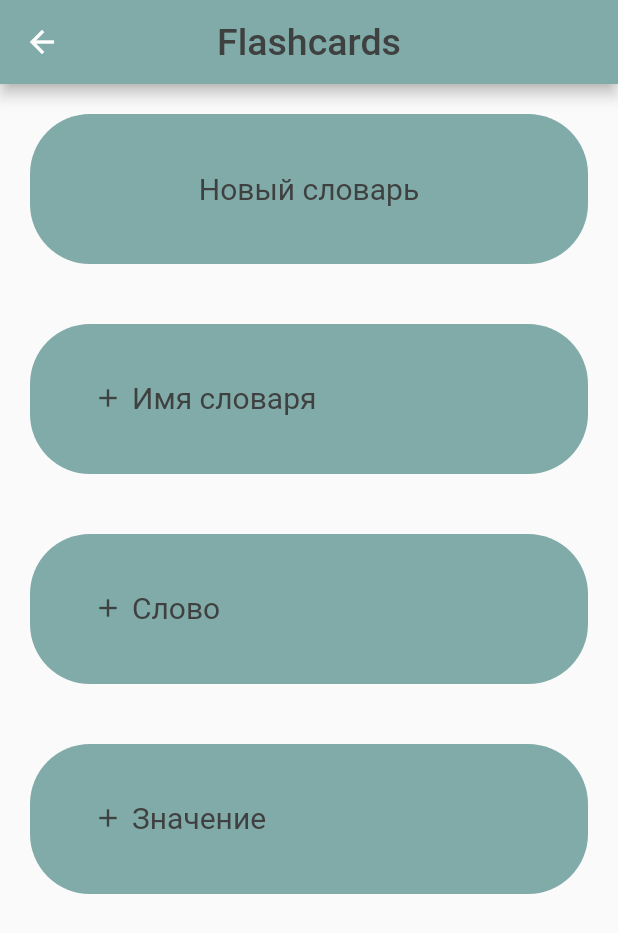
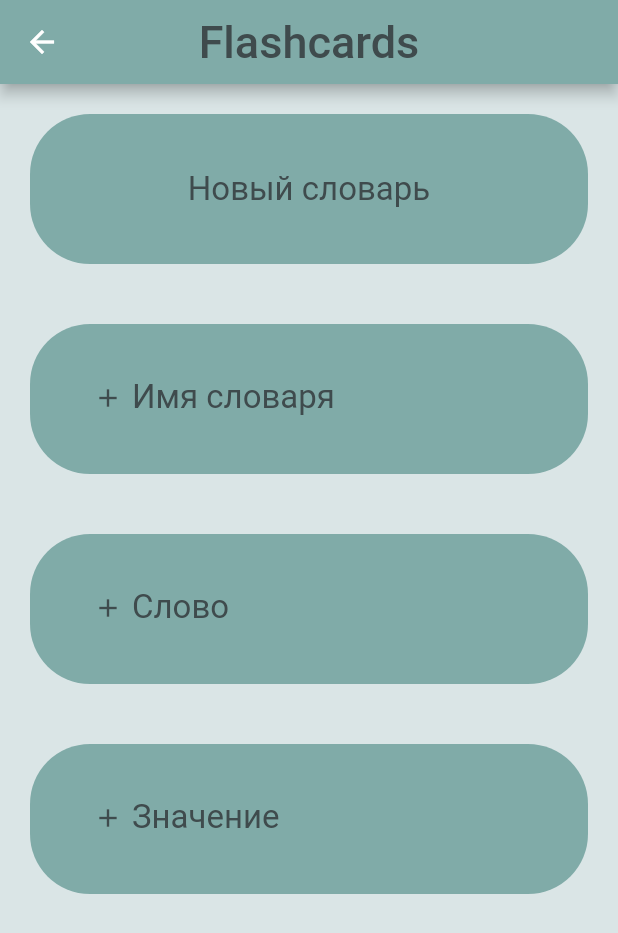
Before and after one commit to MedVAL-na/memory_cards, a Flutter app: the screen it shows after launch, after a tap on "Новый словарь", on a phone screen of 412 x 824 dp. Shown: the top 933 px of the screen. Run offline on Flutter 3.47's test engine with Material 2 defaults, Android fonts, the phone set to English and light mode, and no system bars.

Commit message:
Общий размер шрифтов

```diff
--- a/lib/custom_colors.dart
+++ b/lib/custom_colors.dart
@@ -1,7 +1,6 @@
 import 'package:flutter/material.dart';
 
 
-const Color tdBack = Color(0xFFd6fffc);
-const Color tdaddpan = Color(0xFFabd6d3);
-const Color tdTiledef= Color(0xFF80aba8);
-const Color tdText = Color(0xFF3f4040);
+const Color backgrounddef = Color(0xFFdae5e6);
+const Color tiledef= Color(0xFF80aba8);
+const Color textdef = Color(0xFF3f4b4d);
--- a/lib/edit_dict.dart
+++ b/lib/edit_dict.dart
@@ -8,14 +8,15 @@ class Edit_dictionary extends StatelessWidget {
   @override
   Widget build(BuildContext context) {
     return Scaffold(
+      backgroundColor: backgrounddef,
       appBar: AppBar(
-        backgroundColor: tdTiledef,
+        backgroundColor: tiledef,
         centerTitle: true,
         title: Text(
           "Flashcards",
           style: TextStyle(
-              fontSize: 25,
-              color: tdText,
+              fontSize: textsizeheader,
+              color: textdef,
             ),
         ),
       ),
@@ -27,7 +28,7 @@ class Edit_dictionary extends StatelessWidget {
                 height: heightwordTile,
                 width: widthwordTile,
                 decoration: BoxDecoration(
-                    color:  tdTiledef,
+                    color:  tiledef,
                     shape: BoxShape.rectangle,
                     borderRadius: BorderRadius.all(Radius.circular(40))),
                 child: Column(
@@ -35,11 +36,11 @@ class Edit_dictionary extends StatelessWidget {
                     children:[
                       Text(
                         "Редактировать существующий",
-                        style: TextStyle(fontSize: 20, color: tdText),
+                        style: TextStyle(fontSize: textsizedef, color: textdef),
                       ),
                       Text(
                         "словарь",
-                        style: TextStyle(fontSize: 20, color:  tdText),
+                        style: TextStyle(fontSize: textsizedef, color:  textdef),
                       ),
                     ]),
               ),
--- a/lib/main.dart
+++ b/lib/main.dart
@@ -1,4 +1,5 @@
 import 'package:flutter/material.dart';
+import 'package:memory_cards/tile_sizes.dart';
 import 'package:memory_cards/train_dict.dart';
 
 import 'custom_colors.dart';
@@ -43,14 +44,15 @@ class _MyHomePageState extends State<MyHomePage> {
   @override
   Widget build(BuildContext context) {
     return Scaffold(
+      backgroundColor: backgrounddef,
       appBar: AppBar(
-        backgroundColor: tdTiledef,
+        backgroundColor: tiledef,
         centerTitle: true,
         title: Text(
           "Flashcards",
           style: TextStyle(
-              fontSize: 25,
-              color: tdText,
+              fontSize: textsizeheader,
+              color: textdef,
             ),
         ),
       ),
@@ -62,11 +64,6 @@ class _MyHomePageState extends State<MyHomePage> {
               margin: EdgeInsets.all(10.0),
               height: 200.0,
               width: 400.0,
-              decoration: BoxDecoration(
-                  //color: tdTiledef,
-                  //shape: BoxShape.rectangle,
-                  //borderRadius: BorderRadius.all(Radius.circular(40))
-                ),
               child: Column(
                   mainAxisAlignment: MainAxisAlignment.center,
                   children: [
@@ -75,12 +72,13 @@ class _MyHomePageState extends State<MyHomePage> {
                       width: 400.0, //width of button
                       child: ElevatedButton(
                         style: ButtonStyle(
-                            backgroundColor: MaterialStatePropertyAll<Color>(tdTiledef,),
+                            backgroundColor: MaterialStatePropertyAll<Color>(tiledef,),
                             shape: MaterialStateProperty.all<
                                     RoundedRectangleBorder>(
                                 RoundedRectangleBorder(
                                     borderRadius: BorderRadius.circular(40.0),
-                                    side: BorderSide()))),
+                                )
+                            )),
                         onPressed: () {
                           Navigator.push(
                             context,
@@ -90,7 +88,7 @@ class _MyHomePageState extends State<MyHomePage> {
                         },
                         child: Text(
                           "Новый словарь",
-                          style: TextStyle(fontSize: 20, color: tdText),
+                          style: TextStyle(fontSize: textsizedef, color: textdef),
                         ),
                       ),
                     )
@@ -101,7 +99,7 @@ class _MyHomePageState extends State<MyHomePage> {
               height: 200.0,
               width: 400.0,
               decoration: BoxDecoration(
-                  color: tdTiledef,
+                  color: tiledef,
                   shape: BoxShape.rectangle,
                   borderRadius: BorderRadius.all(Radius.circular(40))),
               child: Column(
@@ -112,12 +110,12 @@ class _MyHomePageState extends State<MyHomePage> {
                       width: 400.0, //width of button
                       child: ElevatedButton(
                         style: ButtonStyle(
-                            backgroundColor: MaterialStatePropertyAll<Color>(tdTiledef,),
+                            backgroundColor: MaterialStatePropertyAll<Color>(tiledef,),
                             shape: MaterialStateProperty.all<
                                     RoundedRectangleBorder>(
                                 RoundedRectangleBorder(
                                     borderRadius: BorderRadius.circular(40.0),
-                                    side: BorderSide()))),
+                                    ))),
                         onPressed: () {
                           Navigator.push(
                             context,
@@ -134,11 +132,11 @@ class _MyHomePageState extends State<MyHomePage> {
                             children:[
                               Text(
                                 "Редактировать существующий",
-                                style: TextStyle(fontSize: 20, color: tdText),
+                                style: TextStyle(fontSize: textsizedef, color: textdef),
                               ),
                               Text(
                                 "словарь",
-                                style: TextStyle(fontSize: 20, color:  tdText),
+                                style: TextStyle(fontSize: textsizedef, color:  textdef),
                               ),
                             ]
                           ),),
@@ -151,7 +149,7 @@ class _MyHomePageState extends State<MyHomePage> {
               height: 200.0,
               width: 400.0,
               decoration: BoxDecoration(
-                  color: tdTiledef,
+                  color: tiledef,
                   shape: BoxShape.rectangle,
                   borderRadius: BorderRadius.all(Radius.circular(40))),
               child: Column(
@@ -162,12 +160,12 @@ class _MyHomePageState extends State<MyHomePage> {
                       width: 400.0, //width of button
                       child: ElevatedButton(
                         style: ButtonStyle(
-                            backgroundColor: MaterialStatePropertyAll<Color>(tdTiledef,),
+                            backgroundColor: MaterialStatePropertyAll<Color>(tiledef,),
                             shape: MaterialStateProperty.all<
                                     RoundedRectangleBorder>(
                                 RoundedRectangleBorder(
                                     borderRadius: BorderRadius.circular(40.0),
-                                    side: BorderSide()))),
+                                    ))),
                         onPressed: () {
                           Navigator.push(
                             context,
@@ -177,7 +175,7 @@ class _MyHomePageState extends State<MyHomePage> {
                         },
                         child: Text(
                           "Тренировать словарь",
-                          style: TextStyle(fontSize: 20, color: tdText),
+                          style: TextStyle(fontSize: textsizedef, color: textdef),
                         ),
                       ),
                     )
--- a/lib/new_dict.dart
+++ b/lib/new_dict.dart
@@ -10,14 +10,15 @@ class Add_new_dictionary extends StatelessWidget {
   @override
   Widget build(BuildContext context) {
     return Scaffold(
+      backgroundColor: backgrounddef,
       appBar: AppBar(
-        backgroundColor: tdTiledef,
+        backgroundColor: tiledef,
         centerTitle: true,
         title: Text(
           "Flashcards",
             style: TextStyle(
-              fontSize: 25,
-              color: tdText,
+              fontSize: textsizeheader,
+              color: textdef,
             ),
         ),
       ),
@@ -29,7 +30,7 @@ class Add_new_dictionary extends StatelessWidget {
                 height: heightwordTile,
                 width: widthwordTile,
                 decoration: BoxDecoration(
-                    color:  tdTiledef,
+                    color:  tiledef,
                     shape: BoxShape.rectangle,
                     borderRadius: BorderRadius.all(Radius.circular(40))),
                 child: Column(
@@ -37,7 +38,7 @@ class Add_new_dictionary extends StatelessWidget {
                     children:[
                       Text(
                         "Новый словарь",
-                        style: TextStyle(fontSize: 20, color: tdText),
+                        style: TextStyle(fontSize: textsizedef, color: textdef),
                       ),
                     ]),
               ),
@@ -46,7 +47,7 @@ class Add_new_dictionary extends StatelessWidget {
                 height: heightwordTile,
                 width: widthwordTile,
                 decoration: BoxDecoration(
-                    color: tdTiledef,
+                    color: tiledef,
                     shape: BoxShape.rectangle,
                     borderRadius: BorderRadius.all(Radius.circular(40))
                 ),
@@ -60,14 +61,14 @@ class Add_new_dictionary extends StatelessWidget {
                         decoration: InputDecoration(
                           contentPadding: EdgeInsets.all(0),
                           prefixIcon:
-                          Icon(Icons.add, color: tdText, size: 20),
+                          Icon(Icons.add, color: textdef, size: 20),
                           prefixIconConstraints: BoxConstraints(
                             maxHeight: 32,
                             minWidth: 32,
                           ),
                           border: InputBorder.none,
                           hintText: "Имя словаря" ,
-                          hintStyle: TextStyle(color: tdText, fontSize: 20),
+                          hintStyle: TextStyle(color: textdef, fontSize: textsizedef),
                         ),
                       ),
                     ),
@@ -79,7 +80,7 @@ class Add_new_dictionary extends StatelessWidget {
                 height: heightwordTile,
                 width: widthwordTile,
                 decoration: BoxDecoration(
-                    color: tdTiledef,
+                    color: tiledef,
                     shape: BoxShape.rectangle,
                     borderRadius: BorderRadius.all(Radius.circular(40))
                 ),
@@ -93,14 +94,14 @@ class Add_new_dictionary extends StatelessWidget {
                         decoration: InputDecoration(
                         contentPadding: EdgeInsets.all(0),
                         prefixIcon:
-                        Icon(Icons.add, color: tdText, size: 20),
+                        Icon(Icons.add, color: textdef, size: 20),
                         prefixIconConstraints: BoxConstraints(
                           maxHeight: 32,
                           minWidth: 32,
                         ),
                         border: InputBorder.none,
                         hintText: "Слово" ,
-                        hintStyle: TextStyle(color: tdText, fontSize: 20),
+                        hintStyle: TextStyle(color: textdef, fontSize: textsizedef),
                       ),
                       ),
                     ),
@@ -112,7 +113,7 @@ class Add_new_dictionary extends StatelessWidget {
                 height: heightwordTile,
                 width: widthwordTile,
                 decoration: BoxDecoration(
-                    color: tdTiledef,
+                    color: tiledef,
                     shape: BoxShape.rectangle,
                     borderRadius: BorderRadius.all(Radius.circular(40))
                 ),
@@ -126,14 +127,14 @@ class Add_new_dictionary extends StatelessWidget {
                         decoration: InputDecoration(
                           contentPadding: EdgeInsets.all(0),
                           prefixIcon:
-                          Icon(Icons.add, color: tdText, size: 20),
+                          Icon(Icons.add, color: textdef, size: 20),
                           prefixIconConstraints: BoxConstraints(
                             maxHeight: 32,
                             minWidth: 32,
                           ),
                           border: InputBorder.none,
                           hintText: "Значение" ,
-                          hintStyle: TextStyle(color: tdText, fontSize: 20),
+                          hintStyle: TextStyle(color: textdef, fontSize: textsizedef),
                         ),
                       ),
                     ),
--- a/lib/tile_sizes.dart
+++ b/lib/tile_sizes.dart
@@ -3,3 +3,5 @@ import 'package:flutter/material.dart';
 const double widthwordTile = 400;
 const double heightwordTile = 100;
 const double offset = 20;
+const double textsizedef = 22;
+const double textsizeheader = 30;
--- a/lib/train_dict.dart
+++ b/lib/train_dict.dart
@@ -8,14 +8,15 @@ class Train_dictionary extends StatelessWidget {
   @override
   Widget build(BuildContext context) {
     return Scaffold(
+      backgroundColor: backgrounddef,
       appBar: AppBar(
-        backgroundColor: tdTiledef,
+        backgroundColor: tiledef,
         centerTitle: true,
         title: Text(
           "Flashcards",
           style: TextStyle(
-              fontSize: 25,
-              color: tdText,
+              fontSize: textsizeheader,
+              color: textdef,
             ),
         ),
       ),
@@ -27,7 +28,7 @@ class Train_dictionary extends StatelessWidget {
                 height: heightwordTile,
                 width: widthwordTile,
                 decoration: BoxDecoration(
-                    color: tdTiledef,
+                    color: tiledef,
                     shape: BoxShape.rectangle,
                     borderRadius: BorderRadius.all(Radius.circular(40))),
                 child: Column(
@@ -35,7 +36,7 @@ class Train_dictionary extends StatelessWidget {
                     children:[
                       Text(
                         "Тренировать словарь",
-                        style: TextStyle(fontSize: 20, color:  tdText),
+                        style: TextStyle(fontSize: textsizedef, color:  textdef),
                       ),
                     ]),
               ),
```
